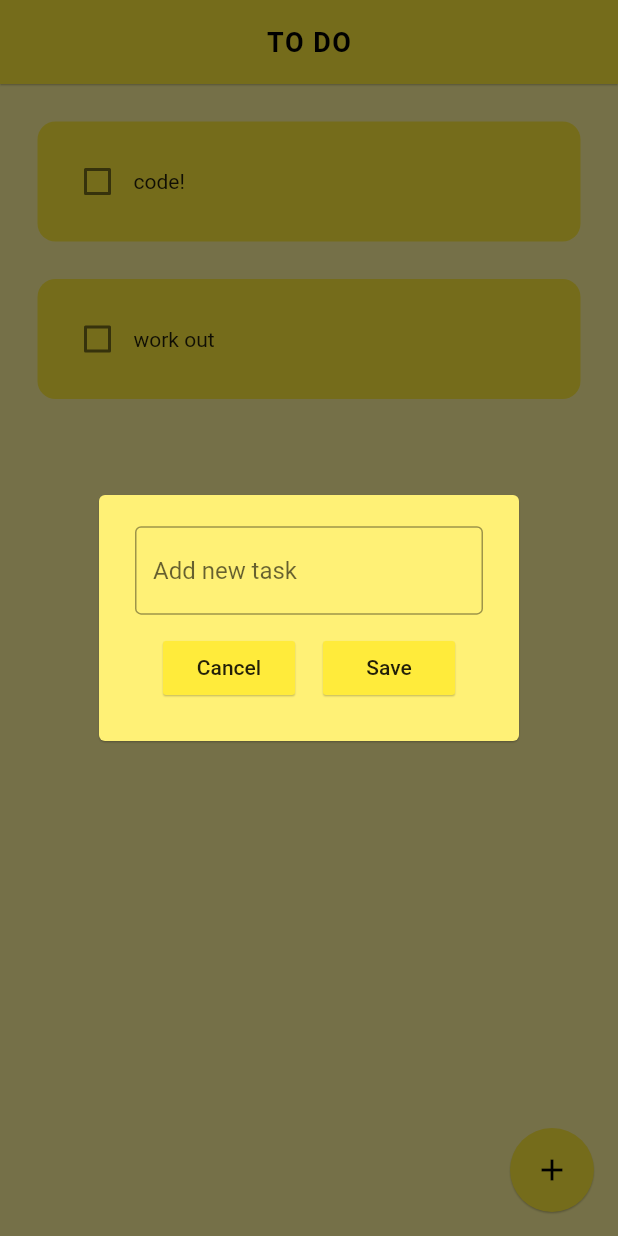
After one commit to zainab-frfr/Task_Master, a Flutter app: the screen it shows after launch, after a tap on the "add" icon, on a phone screen of 412 x 824 dp. The commit adds this screen. Run offline on Flutter 3.47's test engine with Material 2 defaults, Android fonts, the phone set to English and light mode, and no system bars.

Commit message:
adding a new task

```diff
--- /dev/null
+++ b/task_master/lib/buttons.dart
@@ -0,0 +1,19 @@
+import 'package:flutter/material.dart';
+
+// ignore: must_be_immutable
+class MyButton extends StatelessWidget {
+  MyButton({super.key, required this.text, required this.onPressed});
+
+  final String text;
+  VoidCallback onPressed;
+
+  @override
+  Widget build(BuildContext context) {
+    return MaterialButton(
+      elevation: 0.5,
+      onPressed: onPressed,
+      color: Theme.of(context).primaryColor,
+      child: Text(text),
+    );
+  }
+}
--- /dev/null
+++ b/task_master/lib/dialog_box.dart
@@ -0,0 +1,52 @@
+import 'package:flutter/material.dart';
+
+import 'buttons.dart';
+
+// ignore: must_be_immutable
+class DialogBox extends StatelessWidget {
+  DialogBox({super.key, required this.controller, required this.onSave, required this.onCancel});
+
+  // ignore: prefer_typing_uninitialized_variables
+  final controller;
+  VoidCallback onSave;
+  VoidCallback onCancel;
+
+  @override
+  Widget build(BuildContext context) {
+    return AlertDialog(
+      elevation: 0.5,
+      backgroundColor: Colors.yellow[300],
+      content: SizedBox(
+        height: 120,
+        child: Column(
+          mainAxisAlignment: MainAxisAlignment.spaceEvenly,
+          children:[
+            //get user input
+            TextField(
+              controller: controller,
+              decoration: const InputDecoration(
+                border: OutlineInputBorder(),
+                focusedBorder: OutlineInputBorder(),
+                hintText: 'Add new task',
+              ),
+            ),
+
+            const SizedBox(height: 10,),
+
+            Row(
+              //save and cancel button
+              mainAxisAlignment: MainAxisAlignment.spaceEvenly,
+              children: [
+                MyButton(text: 'Cancel', onPressed: onCancel),
+                MyButton(text: 'Save', onPressed: onSave),
+              ],
+
+            ),
+
+
+          ],
+        ),
+      ),
+    );
+  }
+}
--- a/task_master/lib/home.dart
+++ b/task_master/lib/home.dart
@@ -1,4 +1,5 @@
 import 'package:flutter/material.dart';
+import 'package:task_master/dialog_box.dart';
 import 'todo_tiles.dart';
 
 class MyHomePage extends StatefulWidget {
@@ -10,6 +11,9 @@ class MyHomePage extends StatefulWidget {
 
 class _MyHomePageState extends State<MyHomePage> {
 
+  //text controller
+  final _controller = TextEditingController();
+
   List todolist = [
     ['code!',false],
     ['work out',false],
@@ -20,6 +24,33 @@ class _MyHomePageState extends State<MyHomePage> {
     setState(() {
       todolist[index][1] = !todolist[index][1];
     });
+  }
+
+  //save new task
+  void saveNewTask(){
+    setState(() {
+      todolist.add([_controller.text,false]);
+    });
+
+    Navigator.of(context).pop();
+    _controller.clear();
+  }
+
+  //new task
+  void createNewTask(){
+    showDialog(
+      context: context,
+      builder: (context){
+        return DialogBox(
+          controller: _controller,
+          onCancel: () {
+            Navigator.of(context).pop();
+            _controller.clear();
+          },
+          onSave: saveNewTask,
+        );
+      }
+    );
   }
 
   @override
@@ -38,6 +69,11 @@ class _MyHomePageState extends State<MyHomePage> {
         ),
         elevation: 0.5,
       ),
+      floatingActionButton: FloatingActionButton(
+        onPressed: createNewTask,
+        elevation: 0.5,
+        child: const Icon(Icons.add),
+      ),
       body: ListView.builder(
         itemCount: todolist.length,
         itemBuilder: (BuildContext context, int index) {
```
